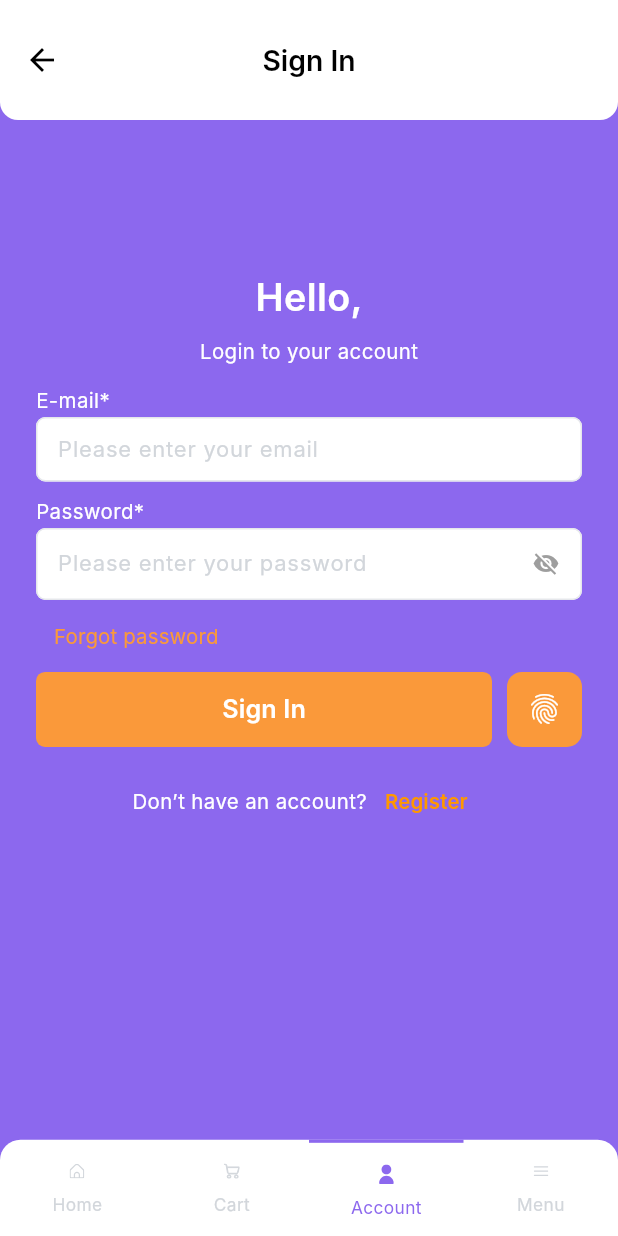
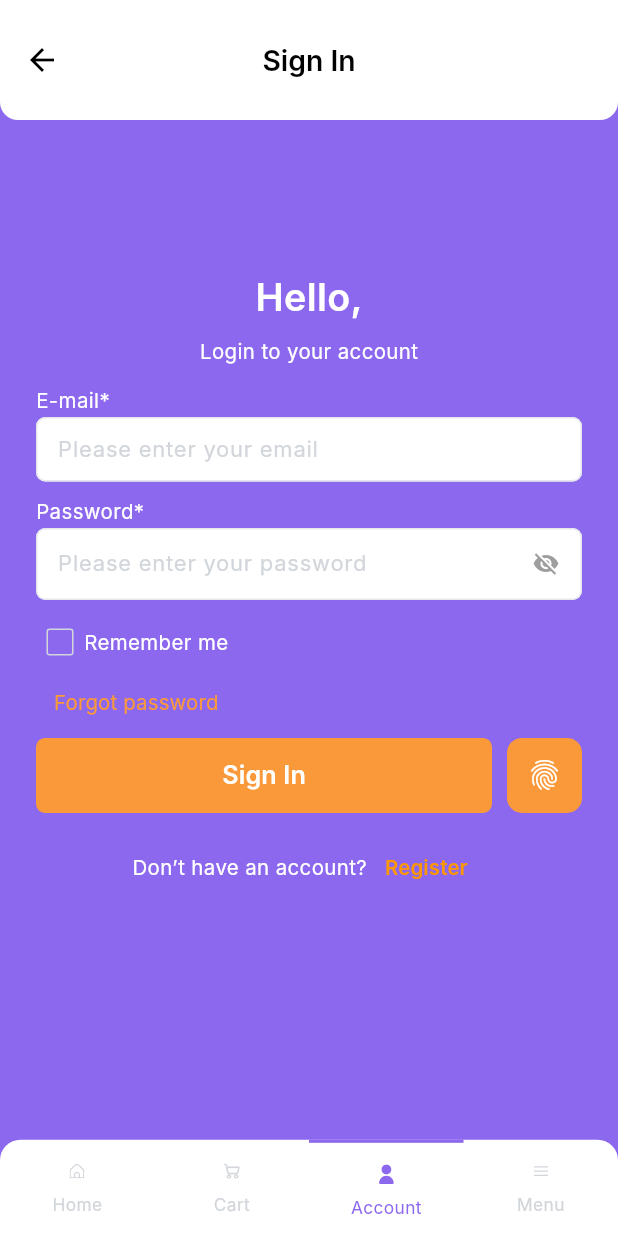
Before and after one commit to diepxuanlinhvp88/E_ecommerce_app, a Flutter app: the screen it shows after launch, after a tap on "Login", on a phone screen of 412 x 824 dp. Run offline on Flutter 3.47's test engine with Material 3 defaults, Android fonts, the light colour scheme and no system bars; our stand-ins replace cached_network_image, cloud_firestore, dio, firebase_auth, firebase_core, firebase_storage and 6 more; missing offline and left inert: carousel_slider_plus, flutter_stripe, responsive_grid_list; accounts and stored records are empty; network calls fail; Roboto replaces fonts that are missing (Inter); project files that could hold a hidden picture were left out.

Commit message:
add remember to merge code

```diff
--- a/lib/presentation/sign_in_screen/sign_in_screen.dart
+++ b/lib/presentation/sign_in_screen/sign_in_screen.dart
@@ -2,6 +2,7 @@
 import 'package:flutter/material.dart';
 import 'package:provider/provider.dart';
 import '../../core/app_export.dart';
+import '../../services/Remember_service.dart';
 import '../../widgets/custom_elevated_button.dart';
 import '../../widgets/custom_text_form_field.dart';
 import '../../widgets/custom_bottom_bar.dart';
@@ -23,6 +24,27 @@
   bool _isPasswordVisible = false;
   bool _loading = false;
   String _error = '';
+  bool _rememberMe = false;
+
+  RemeberService _remeberService = RemeberService();
+
+  void _loadSavedCredentials() async {
+    final credentials = await _remeberService.readCredentials();
+    if (credentials['email'] != null && credentials['password'] != null) {
+      setState(() {
+        _emailController.text = credentials['email']!;
+        _passwordController.text = credentials['password']!;
+        _rememberMe = true;
+      });
+    }
+  }
+
+  @override
+  void initState() {
+    // TODO: implement initState
+    super.initState();
+    _loadSavedCredentials();
+  }
 
   @override
   Widget build(BuildContext context) {
@@ -36,8 +58,9 @@
         padding: const EdgeInsets.symmetric(horizontal: 24.0),
         child: Column(
           children: [
-
             _buildForm(),
+            const SizedBox(height: 12),
+            _buildRemember(),
             _buildForgotPasswordButton(context),
             _buildSignInButtons(authService),
             const SizedBox(height: 12),
@@ -47,13 +70,11 @@
         ),
       ),
       bottomNavigationBar: SizedBox(
-        width: double.maxFinite,
-        child: CustomBottomBar(
-          selectedIndex: 2,
-          onChanged: (BottomBarEnum type) {
-          },
-        )
-      ),
+          width: double.maxFinite,
+          child: CustomBottomBar(
+            selectedIndex: 2,
+            onChanged: (BottomBarEnum type) {},
+          )),
     );
   }
 
@@ -95,6 +116,25 @@
           _buildPasswordField(),
         ],
       ),
+    );
+  }
+
+  Widget _buildRemember() {
+    return Row(
+      children: [
+        Checkbox(
+          value: _rememberMe,
+          onChanged: (value) {
+            setState(() {
+              _rememberMe = value!;
+            });
+          },
+        ),
+        Text(
+          'Remember me',
+          style: CustomTextStyles.bodyMediumOnPrimaryContainer,
+        ),
+      ],
     );
   }
 
--- /dev/null
+++ b/lib/services/Remember_service.dart
@@ -0,0 +1,23 @@
+import 'package:flutter_secure_storage/flutter_secure_storage.dart';
+
+class RemeberService {
+  final _storage = const FlutterSecureStorage();
+
+  // Lưu thông tin
+  Future<void> saveCredentials(String email, String password) async {
+    await _storage.write(key: 'email', value: email);
+    await _storage.write(key: 'password', value: password);
+  }
+
+  // Đọc thông tin
+  Future<Map<String, String?>> readCredentials() async {
+    final email = await _storage.read(key: 'email');
+    final password = await _storage.read(key: 'password');
+    return {'email': email, 'password': password};
+  }
+
+  // Xóa thông tin
+  Future<void> clearCredentials() async {
+    await _storage.deleteAll();
+  }
+}
--- a/pubspec.yaml
+++ b/pubspec.yaml
@@ -53,6 +53,7 @@
   firebase_storage: ^12.3.7
   image_picker: ^1.1.2
   permission_handler: ^11.3.1
+  flutter_secure_storage: ^9.2.2
 
 
 dev_dependencies:
@@ -97,7 +98,7 @@
     - lib/assets/icons/nav_account.svg
     - lib/assets/icons/nav_cart.svg
     - lib/assets/icons/nav_menu.svg
-    - functions/requirements.txt
+#    - functions/requirements.txt
 
 
 
```
Also changed, not shown: lib/generated/assets.dart, pubspec.lock, 5 other files.
